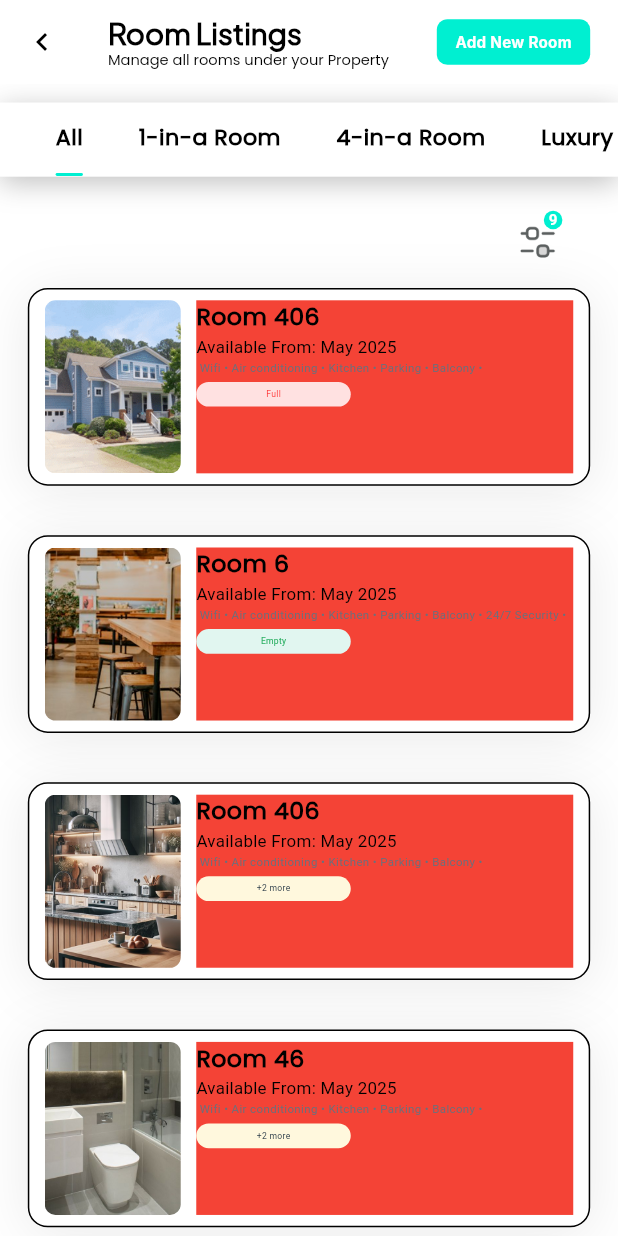
After one commit to oncampusteam/MANAGER-S-DASHBOARD, a Flutter app: the RoomListings screen opened directly, on a phone screen of 412 x 824 dp. The commit adds this screen. Run offline on Flutter 3.47's test engine with Material 3 defaults, Android fonts, the phone set to English and light mode, and no system bars; our stand-ins replace auto_size_text, dots_indicator, fl_chart, flutter_screenutil, get; missing offline and left inert: gif; Roboto replaces fonts that are missing (Inter).

Commit message:
26-12-2025

```diff
--- /dev/null
+++ b/lib/classes/hostel.dart
@@ -0,0 +1,39 @@
+import 'dart:ui';
+
+import 'package:get/get_utils/src/extensions/string_extensions.dart';
+
+class Room {
+  String roomNumber;
+  String dateAvailable;
+  String status;
+  String price;
+  String imagePath;
+  List<String> amenities;
+  Color statusBackgroundColor;
+  String concat = "";
+  Color statusTextColor = Color(0xFFFFFFFF);
+  List<String> occupants;
+
+  Room({
+    required this.roomNumber,
+    required this.dateAvailable,
+    required this.status,
+    required this.price,
+    required this.imagePath,
+    required this.amenities,
+    required this.statusBackgroundColor,
+    required this.occupants,
+  }) {
+    for (String string in amenities) {
+      String temp = "$string •";
+      concat = "$concat $temp";
+    }
+    if (statusBackgroundColor == Color(0xFFE1F6F0)) {
+      statusTextColor = Color(0xFF27AE60);
+    } else if (statusBackgroundColor == Color(0xFFFFE1E1)) {
+      statusTextColor = Color(0xFFFF3636);
+    } else if (statusBackgroundColor == Color(0xFFfFF8DD)) {
+      statusTextColor = Color(0xFF001529);
+    }
+  }
+}
--- a/lib/screens/Listings/hostelOwnerDashboard.dart
+++ b/lib/screens/Listings/hostelOwnerDashboard.dart
@@ -4,6 +4,7 @@ import 'package:flutter_screenutil/flutter_screenutil.dart';
 import 'package:get/get.dart';
 import 'package:on_campus/classes/constants.dart';
 import 'package:on_campus/screens/Listings/edit_listings.dart';
+import 'package:on_campus/screens/Listings/room_listings.dart';
 import 'package:on_campus/widgets/widget.dart';
 
 class HostelOwnerDashboard extends StatefulWidget {
@@ -628,13 +629,18 @@ class _HostelOwnerDashboardState extends State<HostelOwnerDashboard> {
                   ),
                 ),
                 SizedBox(height: Constant.height * 0.02),
-                Container(
+                GestureDetector(
+                  onTap: () {
+                    Get.to(() => RoomListings());
+                  },
+                  child: Container(
                     padding: EdgeInsets.symmetric(
                       horizontal: Constant.generalPadding,
                     ),
                     child: u101(
                       imagePath: "assets/Screens/Home/Listings/rooms.png",
                       description: "View rooms",
+                    ),
                   ),
                 ),
                 SizedBox(height: Constant.height * 0.015),
--- /dev/null
+++ b/lib/screens/Listings/room_listings.dart
@@ -0,0 +1,579 @@
+import 'package:flutter/material.dart';
+import 'package:flutter_screenutil/flutter_screenutil.dart';
+import 'package:on_campus/classes/constants.dart';
+import 'package:on_campus/classes/hostel.dart';
+import 'package:on_campus/widgets/widget.dart';
+
+class RoomListings extends StatefulWidget {
+  const RoomListings({super.key});
+
+  @override
+  State<RoomListings> createState() => _RoomListingsState();
+}
+
+int selectedIndex = 0;
+
+class _RoomListingsState extends State<RoomListings> {
+  List<String> items = ["All", "1-in-a Room", "4-in-a Room", "Luxury Room"];
+
+  late List<Size?> sizes;
+  late List<GlobalKey> keys;
+  double animatedWidth = 0;
+
+  @override
+  void initState() {
+    super.initState();
+
+    keys = List.generate(items.length, (_) => GlobalKey());
+    sizes = List.filled(items.length, null);
+
+    WidgetsBinding.instance.addPostFrameCallback((_) {
+      _calculateSizes();
+    });
+
+    if (mounted) {
+      animateFunct();
+    }
+  }
+
+  void animateFunct() async {
+    await Future.delayed(Duration(milliseconds: 100));
+    setState(() {
+      animatedWidth = sizes[selectedIndex]?.width ?? Size(0, 0).width;
+    });
+  }
+
+  void _calculateSizes() {
+    for (int i = 0; i < keys.length; i++) {
+      final context = keys[i].currentContext;
+      if (context != null) {
+        sizes[i] = context.size;
+      }
+    }
+
+    if (mounted) {
+      setState(() {});
+    }
+  }
+
+  @override
+  Widget build(BuildContext context) {
+    return Material(
+      child: Scaffold(
+        appBar: AppBar(
+          leading: GestureDetector(
+            onTap: () {
+              Navigator.pop(context);
+            },
+            child: Icon(Icons.chevron_left, color: Colors.black, size: 24),
+          ),
+          // centerTitle: true,
+          title: SizedBox(
+            // color: Colors.pink,
+            child: Column(
+              mainAxisAlignment: MainAxisAlignment.start,
+              crossAxisAlignment: CrossAxisAlignment.start,
+              children: [
+                SizedBox(
+                  height: Constant.height * 0.03,
+                  child: FittedBox(
+                    child: text(
+                      content: "Room Listings",
+                      fontFamily: "Plus Jakarta Sans",
+                      fontSize: 14.sp,
+                      fontWeight: FontWeight.bold,
+                    ),
+                  ),
+                ),
+                SizedBox(
+                  height: Constant.height * 0.015,
+                  child: FittedBox(
+                    child: text(
+                      content: "Manage all rooms under your Property",
+                      fontFamily: "Poppins",
+                      fontSize: 14.sp,
+                      fontWeight: FontWeight.w200,
+                    ),
+                  ),
+                ),
+              ],
+            ),
+          ),
+          actionsPadding: EdgeInsets.only(right: Constant.generalPadding),
+          actions: [
+            GestureDetector(
+              onTap: () {
+                Navigator.push(
+                  context,
+                  MaterialPageRoute(builder: (context) => const RoomListings()),
+                );
+              },
+              child: Container(
+                padding: EdgeInsets.symmetric(
+                  horizontal: Constant.width * 0.03,
+                ),
+                height: Constant.height * 0.037,
+                decoration: BoxDecoration(
+                  color: Constant.primaryColor,
+                  borderRadius: BorderRadius.circular(8.r),
+                ),
+                child: Align(
+                  child: SizedBox(
+                    height: Constant.height * 0.018,
+                    child: FittedBox(
+                      child: text(
+                        content: "Add New Room",
+                        fontSize: 15.sp,
+                        fontFamily: "Inter",
+                        fontWeight: FontWeight.bold,
+                        textColor: Color(0xFFFFFFFF),
+                      ),
+                    ),
+                  ),
+                ),
+              ),
+            ),
+          ],
+        ),
+        body: SizedBox(
+          // padding: EdgeInsets.symmetric(horizontal: Constant.generalPadding),
+          child: Column(
+            children: [
+              SizedBox(height: Constant.height * 0.015),
+              Container(
+                height: Constant.height * 0.06,
+                decoration: BoxDecoration(
+                  color: Colors.white,
+                  boxShadow: [
+                    BoxShadow(
+                      blurRadius: 16,
+                      offset: Offset(0, 4),
+                      spreadRadius: 0,
+                      color: const Color.fromRGBO(0, 0, 0, 0.25),
+                    ),
+                  ],
+                ),
+                child: ListView.builder(
+                  itemCount: items.length,
+                  scrollDirection: Axis.horizontal,
+                  itemBuilder: (context, index) {
+                    return Container(
+                      margin: EdgeInsets.only(
+                        left: Constant.generalPadding * 2,
+                        right: index + 1 == items.length
+                            ? Constant.generalPadding * 2
+                            : 0,
+                      ),
+                      child: Column(
+                        children: [
+                          GestureDetector(
+                            onTap: () {
+                              animatedWidth = 0;
+                              setState(() {
+                                selectedIndex = index;
+                                animateFunct();
+                              });
+                            },
+                            child: SizedBox(
+                              key: keys[index],
+                              height: (Constant.height * 0.06) * 0.95,
+                              child: Align(
+                                child: SizedBox(
+                                  height: Constant.height * 0.025,
+                                  child: FittedBox(
+                                    child: text(
+                                      content: items[index],
+                                      fontFamily: "Poppins",
+                                      fontWeight: FontWeight.bold,
+                                      fontSize: 12.sp,
+                                    ),
+                                  ),
+                                ),
+                              ),
+                            ),
+                          ),
+                          if (index == selectedIndex)
+                            AnimatedContainer(
+                              duration: Duration(milliseconds: 400),
+                              curve: Curves.easeIn,
+                              height: (Constant.height * 0.06) * 0.04,
+                              width: animatedWidth,
+                              decoration: BoxDecoration(
+                                color: Constant.primaryColor,
+                                borderRadius: BorderRadius.circular(6.r),
+                              ),
+                            ),
+                        ],
+                      ),
+                    );
+                  },
+                ),
+              ),
+              SizedBox(
+                height:
+                    Constant.height -
+                    AppBar().preferredSize.height -
+                    (Constant.height * 0.015) -
+                    (Constant.height * 0.06) -
+                    MediaQuery.of(context).padding.top,
+                width: Constant.width,
+                child: RoomCardList(),
+              ),
+            ],
+          ),
+        ),
+      ),
+    );
+  }
+}
+
+class RoomCardList extends StatefulWidget {
+  const RoomCardList({super.key});
+
+  @override
+  State<RoomCardList> createState() => _RoomCardListState();
+}
+
+class _RoomCardListState extends State<RoomCardList> {
+  List<Room> all = [
+    Room(
+      roomNumber: "406",
+      status: "Full",
+      dateAvailable: "May 2025",
+      price: "3,000",
+      imagePath: "assets/Screens/Home/Listings/Asir.png",
+      amenities: ["Wifi", "Air conditioning", "Kitchen", "Parking", "Balcony"],
+      statusBackgroundColor: Color(0xFFFFE1E1),
+      occupants: ["Richard", "Gil"],
+    ),
+    Room(
+      roomNumber: "6",
+      status: "Empty",
+      dateAvailable: "May 2025",
+      price: "3,000",
+      imagePath: "assets/Screens/Home/Listings/pic-1.png",
+      amenities: [
+        "Wifi",
+        "Air conditioning",
+        "Kitchen",
+        "Parking",
+        "Balcony",
+        "24/7 Security",
+      ],
+      statusBackgroundColor: Color(0xFFE1F6F0),
+      occupants: ["Roni", "Alex", "Mike"],
+    ),
+    Room(
+      roomNumber: "406",
+      status: "+2 more",
+      dateAvailable: "May 2025",
+      price: "3,000",
+      imagePath: "assets/Screens/Home/Listings/pic-2.png",
+      amenities: ["Wifi", "Air conditioning", "Kitchen", "Parking", "Balcony"],
+      statusBackgroundColor: Color(0xFFFFF8DD),
+      occupants: ["Roni", "Alex", "Mike"],
+    ),
+    Room(
+      roomNumber: "46",
+      status: "+2 more",
+      dateAvailable: "May 2025",
+      price: "3,000",
+      imagePath: "assets/Screens/Home/Listings/pic-3.png",
+      amenities: ["Wifi", "Air conditioning", "Kitchen", "Parking", "Balcony"],
+      statusBackgroundColor: Color(0xFFFFF8DD),
+      occupants: ["Roni", "Alex", "Mike"],
+    ),
+    Room(
+      roomNumber: "26",
+      status: "Empty",
+      dateAvailable: "May 2025",
+      price: "3,000",
+      imagePath: "assets/Screens/Home/Listings/pic-4.png",
+      amenities: [
+        "Wifi",
+        "Air conditioning",
+        "Kitchen",
+        "Parking",
+        "Balcony",
+        "24/7 Security",
+      ],
+      statusBackgroundColor: Color(0xFFE1F6F0),
+      occupants: ["Roni", "Alex", "Mike"],
+    ),
+    Room(
+      roomNumber: "26",
+      status: "+2 more",
+      dateAvailable: "May 2025",
+      price: "3,000",
+      imagePath: "assets/Screens/Home/Listings/pic-5.png",
+      amenities: ["Wifi", "Air conditioning", "Kitchen", "Parking", "Balcony"],
+      statusBackgroundColor: Color(0xFFFFF8DD),
+      occupants: ["Roni", "Alex", "Mike"],
+    ),
+    Room(
+      roomNumber: "436",
+      status: "Full",
+      dateAvailable: "May 2025",
+      price: "3,000",
+      imagePath: "assets/Screens/Home/Listings/Asir.png",
+      amenities: ["Wifi", "Air conditioning", "Kitchen", "Parking", "Balcony"],
+      statusBackgroundColor: Color(0xFFFFE1E1),
+      occupants: ["Richard", "Gil"],
+    ),
+    Room(
+      roomNumber: "89",
+      status: "+2 more",
+      dateAvailable: "May 2025",
+      price: "3,000",
+      imagePath: "assets/Screens/Home/Listings/pic-3.png",
+      amenities: ["Wifi", "Air conditioning", "Kitchen", "Parking", "Balcony"],
+      statusBackgroundColor: Color(0xFFFFF8DD),
+      occupants: ["Roni", "Alex", "Mike"],
+    ),
+  ];
+
+  @override
+  Widget build(BuildContext context) {
+    return SingleChildScrollView(
+      child: Container(
+        padding: EdgeInsets.symmetric(horizontal: Constant.generalPadding),
+        child: Column(
+          children: [
+            SizedBox(height: Constant.height * 0.025),
+            if (selectedIndex != 0)
+              SizedBox(
+                height: Constant.height * 0.06,
+                child: Stack(
+                  children: [
+                    Container(
+                      width: Constant.width,
+                      height: Constant.height * 0.06,
+                      decoration: BoxDecoration(
+                        borderRadius: BorderRadius.circular(30.r),
+                        color: Color(0xFFB0B0B0),
+                      ),
+                      foregroundDecoration: BoxDecoration(
+                        borderRadius: BorderRadius.circular(30.r),
+                        color: Color(0xFFF7F7F7),
+                      ),
+                      child: Container(),
+                    ),
+                    Align(
+                      alignment: Alignment.centerLeft,
+                      child: Container(
+                        padding: EdgeInsets.symmetric(
+                          horizontal: Constant.width * 0.05,
+                        ),
+                        child: Row(
+                          children: [
+                            SizedBox(
+                              height: Constant.height * 0.019,
+                              child: Image.asset(
+                                "assets/Screens/Home/Bookings/search.png",
+                                fit: BoxFit.cover,
+                              ),
+                            ),
+                            SizedBox(width: Constant.width * 0.04),
+                            SizedBox(
+                              height: Constant.height * 0.025,
+                              child: FittedBox(
+                                child: text(
+                                  content: "Search by room name",
+                                  textColor: Color(0xFFB0B0B0),
+                                  fontSize: 14.sp,
+                                  fontWeight: FontWeight.w500,
+                                  fontFamily: "Outfit",
+                                ),
+                              ),
+                            ),
+                          ],
+                        ),
+                      ),
+                    ),
+                  ],
+                ),
+              ),
+            if (selectedIndex != 0) SizedBox(height: Constant.height * 0.01),
+            Container(
+              alignment: Alignment.centerRight,
+              padding: EdgeInsets.symmetric(
+                horizontal: Constant.generalPadding,
+              ),
+              width: Constant.width,
+              child: SizedBox(
+                height: Constant.height * 0.045,
+                width: Constant.width * 0.08,
+                child: Stack(
+                  children: [
+                    Align(
+                      alignment: Alignment.bottomCenter,
+                      child: SizedBox(
+                        height: Constant.height * 0.034,
+                        child: Image.asset(
+                          "assets/Screens/Home/Listings/filter.png",
+                          fit: BoxFit.cover,
+                        ),
+                      ),
+                    ),
+                    Align(
+                      alignment: Alignment.topRight,
+                      child: Container(
+                        padding: EdgeInsets.all(1),
+                        height: Constant.height * 0.02,
+                        width: Constant.width * 0.03,
+                        decoration: BoxDecoration(
+                          color: Constant.primaryColor,
+                          shape: BoxShape.circle,
+                        ),
+                        child: FittedBox(
+                          child: text(
+                            content: "9",
+                            textColor: Colors.white,
+                            fontWeight: FontWeight.bold,
+                          ),
+                        ),
+                      ),
+                    ),
+                  ],
+                ),
+              ),
+            ),
+            SizedBox(
+              height: (Constant.height * 0.2) * all.length,
+              // color: Colors.blue,
+              child: ListView.builder(
+                physics: NeverScrollableScrollPhysics(),
+                itemCount: all.length,
+                itemBuilder: (context, index) {
+                  return roomCard(
+                    imagePath: all[index].imagePath,
+                    roomNumber: all[index].roomNumber,
+                    dateAvailable: all[index].dateAvailable,
+                    concat: all[index].concat,
+                    statusBackgroundColor: all[index].statusBackgroundColor,
+                    status: all[index].status,
+                    statusTextColor: all[index].statusTextColor,
+                  );
+                },
+              ),
+            ),
+          ],
+        ),
+      ),
+    );
+  }
+
+  Widget roomCard({
+    required String imagePath,
+    required String roomNumber,
+    required String dateAvailable,
+    required String concat,
+    required Color statusBackgroundColor,
+    required String status,
+    required Color statusTextColor,
+  }) {
+    return Container(
+      height: Constant.height * 0.16,
+      margin: EdgeInsets.symmetric(vertical: Constant.generalPaddingVertical),
+      padding: EdgeInsets.symmetric(horizontal: Constant.width * 0.025),
+      width: Constant.width,
+      decoration: BoxDecoration(
+        border: Border.all(),
+        borderRadius: BorderRadius.circular(15.r),
+        color: Colors.white,
+        boxShadow: [
+          BoxShadow(
+            blurRadius: 30,
+            offset: Offset(0, 4),
+            spreadRadius: 0,
+            color: Color.fromRGBO(0, 0, 0, 0.08),
+          ),
+        ],
+      ),
+      child: Row(
+        mainAxisAlignment: MainAxisAlignment.spaceBetween,
+        children: [
+          SizedBox(
+            height: Constant.height * 0.14,
+            width: Constant.width * 0.22,
+            child: ClipRRect(
+              borderRadius: BorderRadiusGeometry.circular(8.r),
+              child: Image.asset(imagePath, fit: BoxFit.fitHeight),
+            ),
+          ),
+          Container(
+            color: Colors.red,
+            height: Constant.height * 0.14,
+            width: Constant.width * 0.61,
+            child: Column(
+              mainAxisAlignment: MainAxisAlignment.start,
+              crossAxisAlignment: CrossAxisAlignment.start,
+              children: [
+                SizedBox(
+                  height: Constant.height * 0.028,
+                  child: FittedBox(
+                    child: text(
+                      content: "Room $roomNumber",
+                      fontWeight: FontWeight.bold,
+                      fontSize: 15.sp,
+                      fontFamily: "Poppins",
+                    ),
+                  ),
+                ),
+                SizedBox(
+                  height: Constant.height * 0.02,
+                  child: FittedBox(
+                    child: text(
+                      content: "Available From: $dateAvailable",
+                      fontWeight: FontWeight.normal,
+                      fontSize: 15.sp,
+                      fontFamily: "Roboto",
+                    ),
+                  ),
+                ),
+                // SizedBox(height: Constant.height * 0.01),
+                SizedBox(
+                  // color: Colors.blue,
+                  height: Constant.height * 0.018,
+                  child: Text(
+                    concat,
+                    style: TextStyle(
+                      fontFamily: "Roboto",
+                      fontWeight: FontWeight.normal,
+                      fontSize: 8.sp,
+                      color: Color(0xFF6B6F7B),
+                    ),
+                    overflow: TextOverflow.ellipsis,
+                    textAlign: TextAlign.left,
+                  ),
+                ),
+                Container(
+                  height: Constant.height * 0.02,
+                  width: Constant.width * 0.25,
+                  decoration: BoxDecoration(
+                    borderRadius: BorderRadius.circular(10.r),
+                    color: statusBackgroundColor,
+                  ),
+                  child: Align(
+                    child: SizedBox(
+                      height: Constant.height * 0.01,
+                      child: FittedBox(
+                        child: text(
+                          content: status,
+                          textColor: statusTextColor,
+                          fontFamily: "Roboto",
+                          fontWeight: FontWeight.normal,
+                          fontSize: 8.sp,
+                        ),
+                      ),
+                    ),
+                  ),
+                ),
+              ],
+            ),
+          ),
+        ],
+      ),
+    );
+  }
+}
```
Also changed, not shown: assets/Screens/Home/Listings/filter.png (added). Lines whose indentation alone changed are shown as unchanged.
